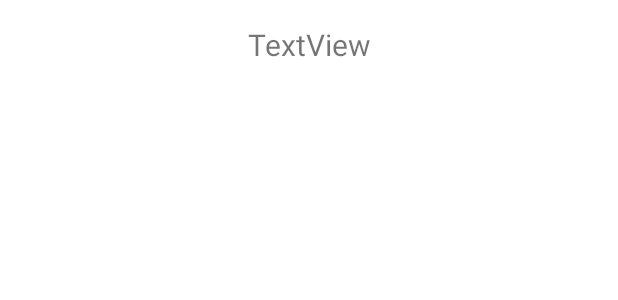
After one commit to RNavarroSanchez/Proyecto-Final-Foro, an Android app: the layout item_foro.xml on its own in the app's theme, with its tools: preview values and no code run, on a phone screen of 412 x 824 dp. The commit adds this screen. Shown: the top 300 px of the screen. Run offline under Robolectric (Android 15) with nearby library versions, the phone set to English and light mode, and no system bars.

Commit message:
se muestran los foros

```diff
--- a/app/src/main/res/layout/foro_list.xml
+++ b/app/src/main/res/layout/foro_list.xml
@@ -6,6 +6,7 @@
     android:layout_height="match_parent">
 
     <androidx.recyclerview.widget.RecyclerView
+        android:id="@+id/recyclerforo"
         android:layout_width="409dp"
         android:layout_height="729dp"
         android:layout_marginStart="1dp"
--- /dev/null
+++ b/app/src/main/res/layout/item_foro.xml
@@ -0,0 +1,20 @@
+<?xml version="1.0" encoding="utf-8"?>
+<androidx.constraintlayout.widget.ConstraintLayout xmlns:android="http://schemas.android.com/apk/res/android"
+    xmlns:app="http://schemas.android.com/apk/res-auto"
+    xmlns:tools="http://schemas.android.com/tools"
+    android:id="@+id/layout_item_foro"
+    android:layout_width="match_parent"
+    android:layout_height="wrap_content"
+    android:paddingBottom="20dp">
+
+    <TextView
+        android:id="@+id/tv_itemForo"
+        android:layout_width="wrap_content"
+        android:layout_height="wrap_content"
+        android:layout_marginTop="16dp"
+        android:text="TextView"
+        android:textSize="20sp"
+        app:layout_constraintEnd_toEndOf="parent"
+        app:layout_constraintStart_toStartOf="parent"
+        app:layout_constraintTop_toTopOf="parent" />
+</androidx.constraintlayout.widget.ConstraintLayout>
```
Also changed, not shown: app/src/main/java/com/rnavarro/forofinal/MainActivity.java (+66 -7 lines), app/src/main/java/com/rnavarro/forofinal/adapters/AdapterForo.java (added, +86 -0 lines), app/src/main/java/com/rnavarro/forofinal/adapters/AdapterMessage.java (added, +69 -0 lines), app/src/main/java/com/rnavarro/forofinal/models/Foro.java (+9 -0 lines).
